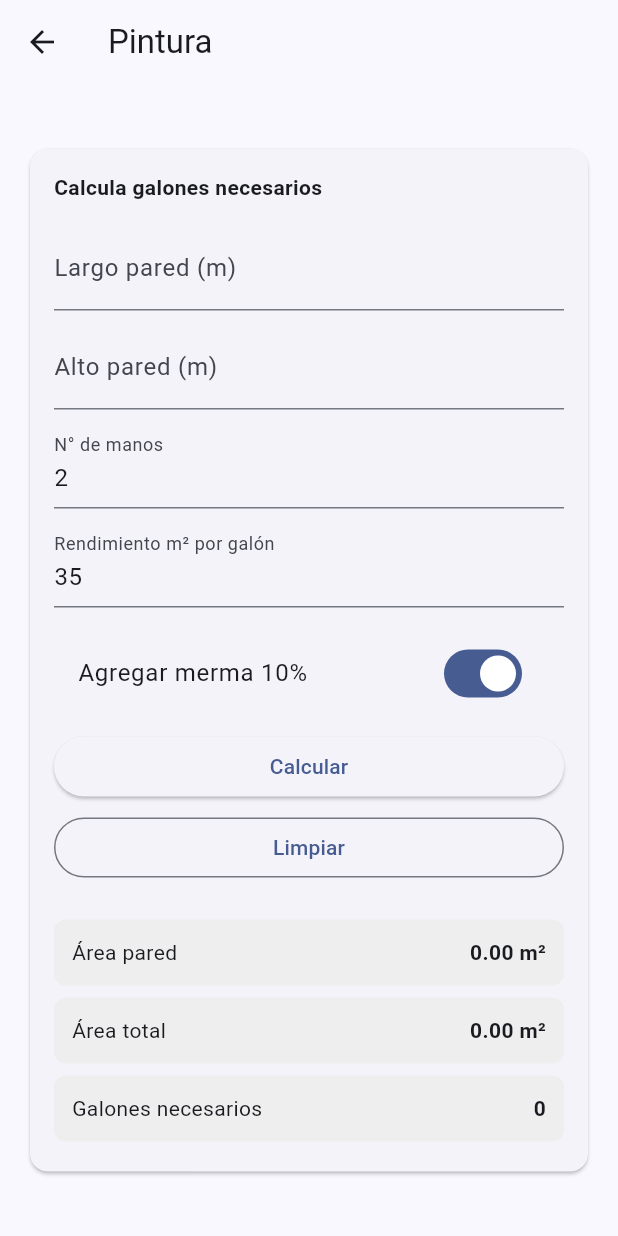
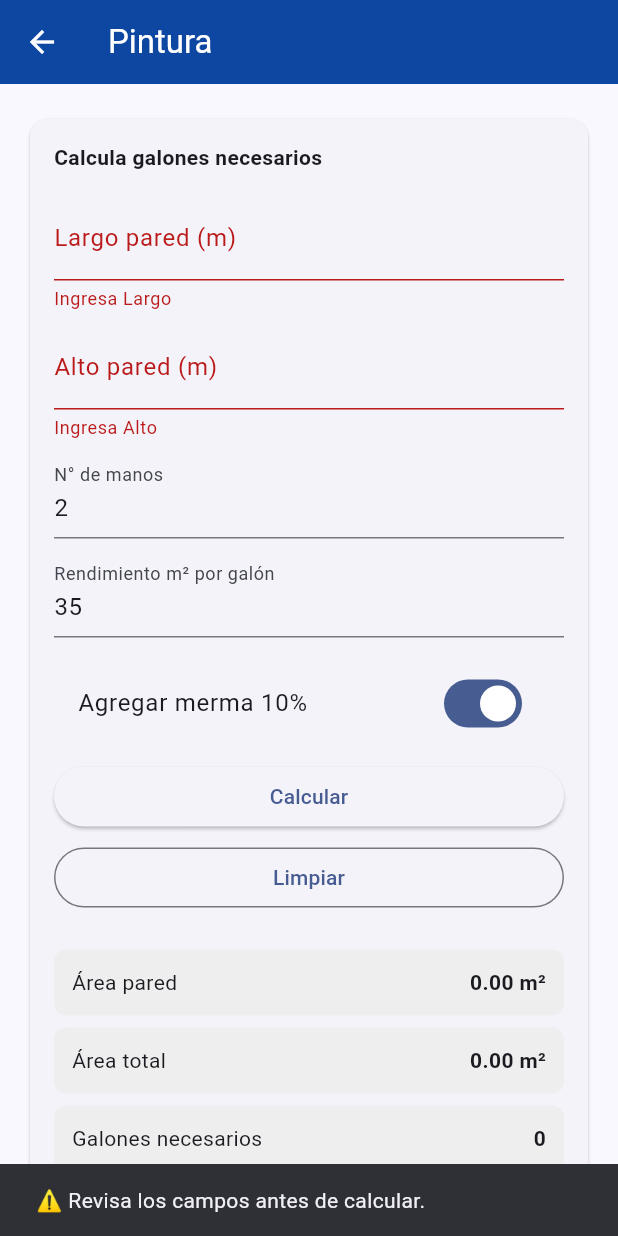
Before and after one commit to Mario1983dev/ceramica_app, a Flutter app: the PinturaPage screen opened directly, after a tap on "Calcular", on a phone screen of 412 x 824 dp. Run offline on Flutter 3.47's test engine with Material 3 defaults, Android fonts, the phone set to English and light mode, and no system bars.

Commit message:
se sube correciones derspues de hacer QA

```diff
--- a/lib/main.dart
+++ b/lib/main.dart
@@ -23,6 +23,10 @@ class MyApp extends StatelessWidget {
       theme: ThemeData(
         useMaterial3: true,
         colorScheme: ColorScheme.fromSeed(seedColor: primaryBlue),
+        appBarTheme: const AppBarTheme(
+          backgroundColor: primaryBlue,
+          foregroundColor: Colors.white,
+        ),
       ),
       home: const HomePage(),
     );
@@ -36,14 +40,12 @@ class MyApp extends StatelessWidget {
 class HomePage extends StatelessWidget {
   const HomePage({super.key});
 
+  static const String logoPath = 'assets/images/logo-solusoft.jpg';
+
   @override
   Widget build(BuildContext context) {
     return Scaffold(
-      appBar: AppBar(
-        title: const Text('SoluSoft'),
-        backgroundColor: primaryBlue,
-        foregroundColor: Colors.white,
-      ),
+      appBar: AppBar(title: const Text('SoluSoft')),
       body: SafeArea(
         child: LayoutBuilder(
           builder: (context, c) {
@@ -54,7 +56,19 @@ class HomePage extends StatelessWidget {
               child: Center(
                 child: ConstrainedBox(
                   constraints: const BoxConstraints(maxWidth: 980),
-                  child: Wrap(
+                  child: Column(
+                    children: [
+                      const SizedBox(height: 10),
+
+                      Image.asset(
+                        logoPath,
+                        height: 180,
+                        fit: BoxFit.contain,
+                      ),
+
+                      const SizedBox(height: 10),
+
+                      Wrap(
                         spacing: 14,
                         runSpacing: 14,
                         children: [
@@ -67,11 +81,12 @@ class HomePage extends StatelessWidget {
                               Navigator.push(
                                 context,
                                 MaterialPageRoute(
-                                builder: (_) => const CeramicaPage()),
+                                  builder: (_) =>
+                                      const CeramicaPage(),
+                                ),
                               );
                             },
                           ),
-
                           HomeCard(
                             isMobile: isMobile,
                             title: 'Pintura',
@@ -81,11 +96,12 @@ class HomePage extends StatelessWidget {
                               Navigator.push(
                                 context,
                                 MaterialPageRoute(
-                                builder: (_) => const PinturaPage()),
+                                  builder: (_) =>
+                                      const PinturaPage(),
+                                ),
                               );
                             },
                           ),
-
                           HomeCard(
                             isMobile: isMobile,
                             title: 'Terciado ranurado',
@@ -95,11 +111,12 @@ class HomePage extends StatelessWidget {
                               Navigator.push(
                                 context,
                                 MaterialPageRoute(
-                                builder: (_) => const TerciadoPage()),
+                                  builder: (_) =>
+                                      const TerciadoPage(),
+                                ),
                               );
                             },
                           ),
-
                           HomeCard(
                             isMobile: isMobile,
                             title: 'Ladrillos pared',
@@ -109,9 +126,13 @@ class HomePage extends StatelessWidget {
                               Navigator.push(
                                 context,
                                 MaterialPageRoute(
-                                builder: (_) => const LadrillosPage()),
+                                  builder: (_) =>
+                                      const LadrillosPage(),
+                                ),
                               );
                             },
+                          ),
+                        ],
                       ),
                     ],
                   ),
@@ -167,7 +188,8 @@ class HomeCard extends StatelessWidget {
                 const SizedBox(width: 14),
                 Expanded(
                   child: Column(
-                    crossAxisAlignment: CrossAxisAlignment.start,
+                    crossAxisAlignment:
+                        CrossAxisAlignment.start,
                     children: [
                       Text(title,
                           style: const TextStyle(
@@ -175,7 +197,8 @@ class HomeCard extends StatelessWidget {
                               fontWeight: FontWeight.bold)),
                       const SizedBox(height: 4),
                       Text(subtitle,
-                          style: TextStyle(color: Colors.grey[600])),
+                          style: TextStyle(
+                              color: Colors.grey[600])),
                     ],
                   ),
                 ),
--- a/lib/pages/pintura_page.dart
+++ b/lib/pages/pintura_page.dart
@@ -1,4 +1,5 @@
 import 'package:flutter/material.dart';
+import 'package:flutter/services.dart';
 
 class PinturaPage extends StatefulWidget {
   const PinturaPage({super.key});
@@ -8,6 +9,8 @@ class PinturaPage extends StatefulWidget {
 }
 
 class _PinturaPageState extends State<PinturaPage> {
+  final _formKey = GlobalKey<FormState>();
+
   final largoCtrl = TextEditingController();
   final altoCtrl = TextEditingController();
   final manosCtrl = TextEditingController(text: "2");
@@ -19,30 +22,42 @@ class _PinturaPageState extends State<PinturaPage> {
   double areaTotal = 0;
   int galones = 0;
 
-  double _num(String s) =>
-      double.tryParse(s.replaceAll(',', '.')) ?? 0;
+  double _num(String s) {
+    final t = s.trim().replaceAll(',', '.');
+    return double.tryParse(t) ?? 0;
+  }
+
+  void _snack(String msg) {
+    ScaffoldMessenger.of(context).showSnackBar(
+      SnackBar(content: Text(msg)),
+    );
+  }
+
+  String? _validaPositivo(String? value, String nombre) {
+    final txt = (value ?? '').trim();
+    if (txt.isEmpty) return 'Ingresa $nombre';
+    final n = _num(txt);
+    if (n <= 0) return '$nombre debe ser mayor a 0';
+    return null;
+  }
 
   void calcular() {
+    final ok = _formKey.currentState?.validate() ?? false;
+    if (!ok) {
+      _snack('⚠️ Revisa los campos antes de calcular.');
+      return;
+    }
+
     final largo = _num(largoCtrl.text);
     final alto = _num(altoCtrl.text);
     final manos = _num(manosCtrl.text);
     final rendimiento = _num(rendimientoCtrl.text);
 
-    if (largo <= 0 ||
-        alto <= 0 ||
-        manos <= 0 ||
-        rendimiento <= 0) {
-      return;
-    }
-
     area = largo * alto;
     areaTotal = area * manos;
 
-    double areaConMerma =
-        usarMerma ? areaTotal * 1.10 : areaTotal;
-
-    double galonesExactos =
-        areaConMerma / rendimiento;
+    final areaConMerma = usarMerma ? areaTotal * 1.10 : areaTotal;
+    final galonesExactos = areaConMerma / rendimiento;
 
     // ✅ Siempre entero
     galones = galonesExactos.ceil();
@@ -56,11 +71,22 @@ class _PinturaPageState extends State<PinturaPage> {
     manosCtrl.text = "2";
     rendimientoCtrl.text = "35";
 
+    usarMerma = true;
+
     area = 0;
     areaTotal = 0;
     galones = 0;
 
     setState(() {});
+  }
+
+  @override
+  void dispose() {
+    largoCtrl.dispose();
+    altoCtrl.dispose();
+    manosCtrl.dispose();
+    rendimientoCtrl.dispose();
+    super.dispose();
   }
 
   @override
@@ -75,60 +101,73 @@ class _PinturaPageState extends State<PinturaPage> {
             child: Card(
               child: Padding(
                 padding: const EdgeInsets.all(16),
+                child: Form(
+                  key: _formKey,
                   child: Column(
-                  crossAxisAlignment:
-                      CrossAxisAlignment.stretch,
+                    crossAxisAlignment: CrossAxisAlignment.stretch,
                     children: [
                       const Text(
                         "Calcula galones necesarios",
-                      style: TextStyle(
-                          fontWeight: FontWeight.bold),
+                        style: TextStyle(fontWeight: FontWeight.bold),
                       ),
                       const SizedBox(height: 16),
 
-                    TextField(
+                      TextFormField(
                         controller: largoCtrl,
-                      keyboardType:
-                          TextInputType.number,
+                        keyboardType: const TextInputType.numberWithOptions(decimal: true),
+                        inputFormatters: [
+                          FilteringTextInputFormatter.allow(RegExp(r'[0-9.,]')),
+                        ],
+                        validator: (v) => _validaPositivo(v, "Largo"),
                         decoration: const InputDecoration(
-                          labelText: "Largo pared (m)"),
+                          labelText: "Largo pared (m)",
+                        ),
                       ),
                       const SizedBox(height: 10),
 
-                    TextField(
+                      TextFormField(
                         controller: altoCtrl,
-                      keyboardType:
-                          TextInputType.number,
+                        keyboardType: const TextInputType.numberWithOptions(decimal: true),
+                        inputFormatters: [
+                          FilteringTextInputFormatter.allow(RegExp(r'[0-9.,]')),
+                        ],
+                        validator: (v) => _validaPositivo(v, "Alto"),
                         decoration: const InputDecoration(
-                          labelText: "Alto pared (m)"),
+                          labelText: "Alto pared (m)",
+                        ),
                       ),
                       const SizedBox(height: 10),
 
-                    TextField(
+                      TextFormField(
                         controller: manosCtrl,
-                      keyboardType:
-                          TextInputType.number,
+                        keyboardType: const TextInputType.numberWithOptions(decimal: true),
+                        inputFormatters: [
+                          FilteringTextInputFormatter.allow(RegExp(r'[0-9.,]')),
+                        ],
+                        validator: (v) => _validaPositivo(v, "N° de manos"),
                         decoration: const InputDecoration(
-                          labelText: "N° de manos"),
+                          labelText: "N° de manos",
+                        ),
                       ),
                       const SizedBox(height: 10),
 
-                    TextField(
+                      TextFormField(
                         controller: rendimientoCtrl,
-                      keyboardType:
-                          TextInputType.number,
+                        keyboardType: const TextInputType.numberWithOptions(decimal: true),
+                        inputFormatters: [
+                          FilteringTextInputFormatter.allow(RegExp(r'[0-9.,]')),
+                        ],
+                        validator: (v) => _validaPositivo(v, "Rendimiento"),
                         decoration: const InputDecoration(
-                          labelText:
-                              "Rendimiento m² por galón"),
+                          labelText: "Rendimiento m² por galón",
+                        ),
                       ),
                       const SizedBox(height: 16),
 
                       SwitchListTile(
-                      title: const Text(
-                          "Agregar merma 10%"),
+                        title: const Text("Agregar merma 10%"),
                         value: usarMerma,
-                      onChanged: (v) =>
-                          setState(() => usarMerma = v),
+                        onChanged: (v) => setState(() => usarMerma = v),
                       ),
 
                       const SizedBox(height: 10),
@@ -146,16 +185,11 @@ class _PinturaPageState extends State<PinturaPage> {
 
                       const SizedBox(height: 20),
 
-                    _resultado(
-                        "Área pared",
-                        "${area.toStringAsFixed(2)} m²"),
-                    _resultado(
-                        "Área total",
-                        "${areaTotal.toStringAsFixed(2)} m²"),
-                    _resultado(
-                        "Galones necesarios",
-                        galones.toString()),
+                      _resultado("Área pared", "${area.toStringAsFixed(2)} m²"),
+                      _resultado("Área total", "${areaTotal.toStringAsFixed(2)} m²"),
+                      _resultado("Galones necesarios", galones.toString()),
                     ],
+                  ),
                 ),
               ),
             ),
@@ -167,22 +201,20 @@ class _PinturaPageState extends State<PinturaPage> {
 
   Widget _resultado(String label, String value) {
     return Container(
-      margin: const EdgeInsets.symmetric(
-          vertical: 4),
+      margin: const EdgeInsets.symmetric(vertical: 4),
       padding: const EdgeInsets.all(12),
       decoration: BoxDecoration(
         color: Colors.grey.shade200,
-        borderRadius:
-            BorderRadius.circular(8),
+        borderRadius: BorderRadius.circular(8),
       ),
       child: Row(
-        mainAxisAlignment:
-            MainAxisAlignment.spaceBetween,
+        mainAxisAlignment: MainAxisAlignment.spaceBetween,
         children: [
           Text(label),
-          Text(value,
-              style: const TextStyle(
-                  fontWeight: FontWeight.bold)),
+          Text(
+            value,
+            style: const TextStyle(fontWeight: FontWeight.bold),
+          ),
         ],
       ),
     );
```
Lines whose indentation alone changed are shown as unchanged.
